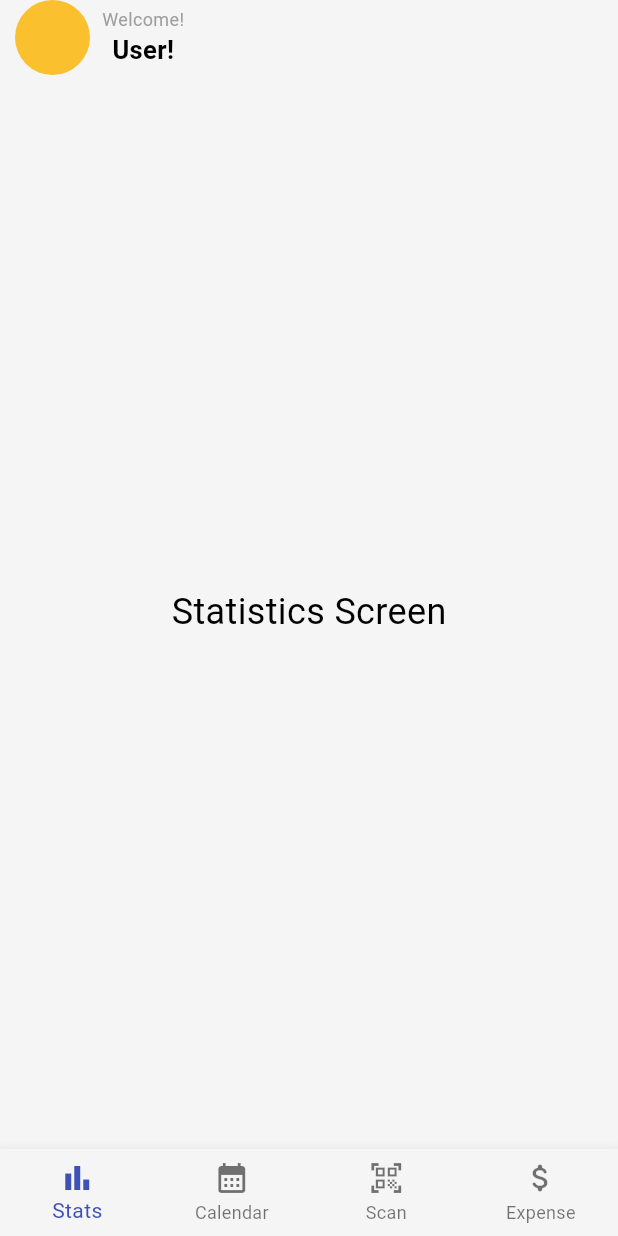
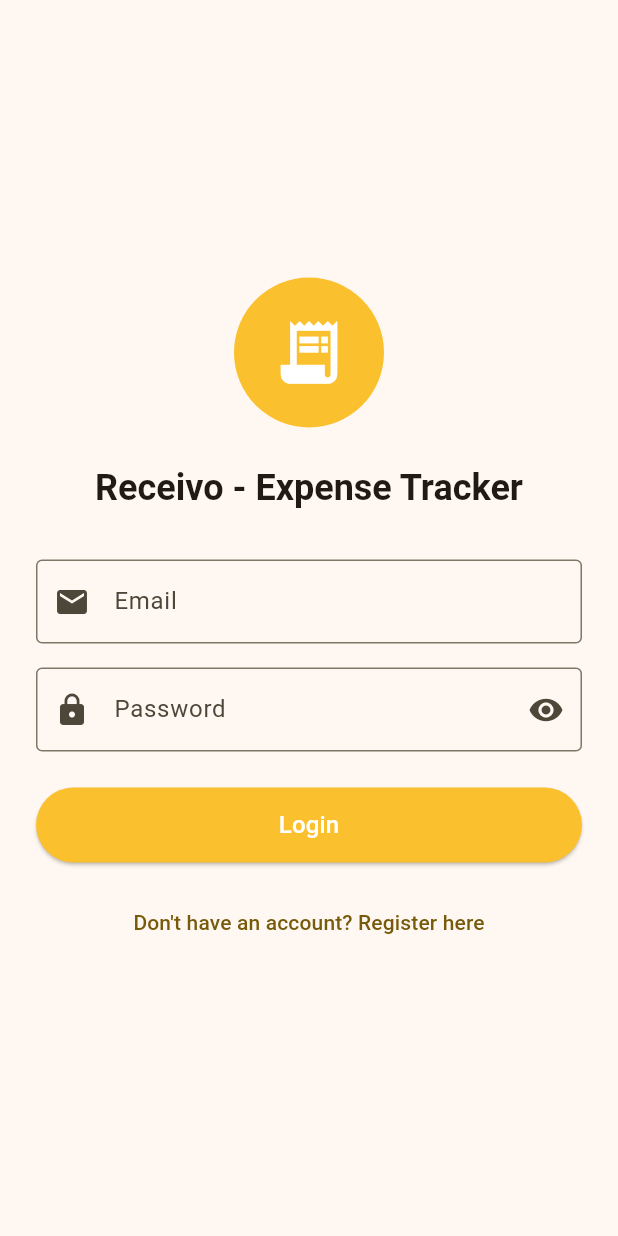
Before and after one commit to JCarlo04/Receivo-Project-Repository, a Flutter app: the screen it shows after launch, on a phone screen of 412 x 824 dp. Run offline on Flutter 3.47's test engine with Material 3 defaults, Android fonts, the phone set to English and light mode, and no system bars; our stand-ins replace cloud_firestore, firebase_auth, firebase_core, persistent_bottom_nav_bar_v2; accounts and stored records are empty.

```diff
--- a/lib/app_view.dart
+++ b/lib/app_view.dart
@@ -1,5 +1,5 @@
 import 'package:flutter/material.dart';
-import 'screens/home/views/homescreen.dart';
+import 'screens/home/homescreen.dart';
 
 class MyAppView extends StatelessWidget {
   const MyAppView({super.key});
--- /dev/null
+++ b/lib/auth_wrapper.dart
@@ -0,0 +1,33 @@
+import 'package:flutter/material.dart';
+import 'package:firebase_auth/firebase_auth.dart';
+import 'package:receivo_expense/screens/auth/login_screen.dart';
+import 'package:receivo_expense/screens/home/homescreen.dart';
+
+class AuthWrapper extends StatelessWidget {
+  const AuthWrapper({super.key});
+
+  @override
+  Widget build(BuildContext context) {
+    return StreamBuilder<User?>(
+      stream: FirebaseAuth.instance.authStateChanges(),
+      builder: (context, snapshot) {
+        // Show loading screen while checking authentication state
+        if (snapshot.connectionState == ConnectionState.waiting) {
+          return const Scaffold(
+            body: Center(
+              child: CircularProgressIndicator(),
+            ),
+          );
+        }
+
+        // If logged in, show HomeScreen
+        if (snapshot.hasData) {
+          return const HomeScreen();
+        }
+
+        // If not logged in, show LoginScreen
+        return const LoginScreen();
+      },
+    );
+  }
+}
--- a/lib/main.dart
+++ b/lib/main.dart
@@ -1,6 +1,31 @@
 import 'package:flutter/material.dart';
-import 'package:receivo_expense/app.dart';
+import 'package:firebase_core/firebase_core.dart';
+import 'package:receivo_expense/auth_wrapper.dart';
+import 'firebase_options.dart';
 
-void main() {
+void main() async {
+  WidgetsFlutterBinding.ensureInitialized();
+  await Firebase.initializeApp(
+    options: DefaultFirebaseOptions.currentPlatform,
+  );
   runApp(const MyApp());
 }
+
+class MyApp extends StatelessWidget {
+  const MyApp({super.key});
+
+  @override
+  Widget build(BuildContext context) {
+    return MaterialApp(
+      title: 'Receivo - Expense Tracker',
+      theme: ThemeData(
+        colorScheme: ColorScheme.fromSeed(
+          seedColor: Colors.yellow.shade700,
+        ),
+        useMaterial3: true,
+      ),
+      home: const AuthWrapper(),
+      debugShowCheckedModeBanner: false,
+    );
+  }
+}
--- /dev/null
+++ b/lib/screens/auth/login_screen.dart
@@ -0,0 +1,263 @@
+import 'package:flutter/material.dart';
+import 'package:firebase_auth/firebase_auth.dart';
+import 'package:cloud_firestore/cloud_firestore.dart';
+
+class LoginScreen extends StatefulWidget {
+  const LoginScreen({super.key});
+
+  @override
+  State<LoginScreen> createState() => _LoginScreenState();
+}
+
+class _LoginScreenState extends State<LoginScreen> {
+  final _formKey = GlobalKey<FormState>();
+  final _emailController = TextEditingController();
+  final _passwordController = TextEditingController();
+  final _nameController = TextEditingController();
+
+  bool _isLogin = true;
+  bool _isLoading = false;
+  bool _obscurePassword = true;
+
+  @override
+  void dispose() {
+    _emailController.dispose();
+    _passwordController.dispose();
+    _nameController.dispose();
+    super.dispose();
+  }
+
+  Future<void> _submitForm() async {
+    if (!_formKey.currentState!.validate()) return;
+
+    setState(() {
+      _isLoading = true;
+    });
+
+    try {
+      if (_isLogin) {
+        // Login
+        await FirebaseAuth.instance.signInWithEmailAndPassword(
+          email: _emailController.text.trim(),
+          password: _passwordController.text,
+        );
+      } else {
+        // Registration
+        final credential = await FirebaseAuth.instance.createUserWithEmailAndPassword(
+          email: _emailController.text.trim(),
+          password: _passwordController.text,
+        );
+
+        // Save additional user info to Firestore
+        await FirebaseFirestore.instance
+            .collection('users')
+            .doc(credential.user!.uid)
+            .set({
+          'name': _nameController.text.trim(),
+          'email': _emailController.text.trim(),
+          'createdAt': FieldValue.serverTimestamp(),
+        });
+
+        // Update display name
+        await credential.user!.updateDisplayName(_nameController.text.trim());
+      }
+    } on FirebaseAuthException catch (e) {
+      String message = 'An error occurred';
+
+      switch (e.code) {
+        case 'user-not-found':
+          message = 'No user found with this email.';
+          break;
+        case 'wrong-password':
+          message = 'Wrong password provided.';
+          break;
+        case 'email-already-in-use':
+          message = 'An account already exists with this email.';
+          break;
+        case 'weak-password':
+          message = 'The password provided is too weak.';
+          break;
+        case 'invalid-email':
+          message = 'The email address is not valid.';
+          break;
+        default:
+          message = e.message ?? 'An error occurred';
+      }
+
+      if (mounted) {
+        ScaffoldMessenger.of(context).showSnackBar(
+          SnackBar(
+            content: Text(message),
+            backgroundColor: Colors.red,
+          ),
+        );
+      }
+    } catch (e) {
+      if (mounted) {
+        ScaffoldMessenger.of(context).showSnackBar(
+          SnackBar(
+            content: Text('An error occurred: $e'),
+            backgroundColor: Colors.red,
+          ),
+        );
+      }
+    } finally {
+      if (mounted) {
+        setState(() {
+          _isLoading = false;
+        });
+      }
+    }
+  }
+
+  @override
+  Widget build(BuildContext context) {
+    return Scaffold(
+      body: SafeArea(
+        child: Center(
+          child: SingleChildScrollView(
+            padding: const EdgeInsets.all(24.0),
+            child: Form(
+              key: _formKey,
+              child: Column(
+                mainAxisAlignment: MainAxisAlignment.center,
+                children: [
+                  // App Logo/Title
+                  Container(
+                    width: 100,
+                    height: 100,
+                    decoration: BoxDecoration(
+                      shape: BoxShape.circle,
+                      color: Colors.yellow.shade700,
+                    ),
+                    child: const Icon(
+                      Icons.receipt_long,
+                      size: 50,
+                      color: Colors.white,
+                    ),
+                  ),
+                  const SizedBox(height: 24),
+                  Text(
+                    'Receivo - Expense Tracker',
+                    style: Theme.of(context).textTheme.headlineSmall?.copyWith(
+                      fontWeight: FontWeight.bold,
+                    ),
+                    textAlign: TextAlign.center,
+                  ),
+                  const SizedBox(height: 32),
+
+                  // Name field (only for registration)
+                  if (!_isLogin)
+                    Padding(
+                      padding: const EdgeInsets.only(bottom: 16),
+                      child: TextFormField(
+                        controller: _nameController,
+                        decoration: const InputDecoration(
+                          labelText: 'Full Name',
+                          prefixIcon: Icon(Icons.person),
+                          border: OutlineInputBorder(),
+                        ),
+                        validator: (value) {
+                          if (!_isLogin && (value == null || value.trim().isEmpty)) {
+                            return 'Please enter your name';
+                          }
+                          return null;
+                        },
+                      ),
+                    ),
+
+                  // Email field
+                  TextFormField(
+                    controller: _emailController,
+                    keyboardType: TextInputType.emailAddress,
+                    decoration: const InputDecoration(
+                      labelText: 'Email',
+                      prefixIcon: Icon(Icons.email),
+                      border: OutlineInputBorder(),
+                    ),
+                    validator: (value) {
+                      if (value == null || value.trim().isEmpty) {
+                        return 'Please enter your email';
+                      }
+                      if (!RegExp(r'^[\w-\.]+@([\w-]+\.)+[\w-]{2,4}$').hasMatch(value)) {
+                        return 'Please enter a valid email';
+                      }
+                      return null;
+                    },
+                  ),
+                  const SizedBox(height: 16),
+
+                  // Password field
+                  TextFormField(
+                    controller: _passwordController,
+                    obscureText: _obscurePassword,
+                    decoration: InputDecoration(
+                      labelText: 'Password',
+                      prefixIcon: const Icon(Icons.lock),
+                      suffixIcon: IconButton(
+                        icon: Icon(
+                          _obscurePassword ? Icons.visibility : Icons.visibility_off,
+                        ),
+                        onPressed: () {
+                          setState(() {
+                            _obscurePassword = !_obscurePassword;
+                          });
+                        },
+                      ),
+                      border: const OutlineInputBorder(),
+                    ),
+                    validator: (value) {
+                      if (value == null || value.isEmpty) {
+                        return 'Please enter your password';
+                      }
+                      if (!_isLogin && value.length < 6) {
+                        return 'Password must be at least 6 characters';
+                      }
+                      return null;
+                    },
+                  ),
+                  const SizedBox(height: 24),
+
+                  // Submit button
+                  SizedBox(
+                    width: double.infinity,
+                    height: 50,
+                    child: ElevatedButton(
+                      onPressed: _isLoading ? null : _submitForm,
+                      style: ElevatedButton.styleFrom(
+                        backgroundColor: Colors.yellow.shade700,
+                        foregroundColor: Colors.white,
+                      ),
+                      child: _isLoading
+                          ? const CircularProgressIndicator(color: Colors.white)
+                          : Text(
+                              _isLogin ? 'Login' : 'Register',
+                              style: const TextStyle(fontSize: 16),
+                            ),
+                    ),
+                  ),
+                  const SizedBox(height: 16),
+
+                  // Switch between login and register
+                  TextButton(
+                    onPressed: _isLoading ? null : () {
+                      setState(() {
+                        _isLogin = !_isLogin;
+                        _formKey.currentState?.reset();
+                      });
+                    },
+                    child: Text(
+                      _isLogin
+                          ? "Don't have an account? Register here"
+                          : "Already have an account? Login here",
+                    ),
+                  ),
+                ],
+              ),
+            ),
+          ),
+        ),
+      ),
+    );
+  }
+}
--- a/lib/screens/home/views/homescreen.dart
+++ /dev/null
@@ -1,117 +0,0 @@
-import 'package:flutter/material.dart';
-import 'package:receivo_expense/screens/home/views/mainscreen.dart';
-
-class HomeScreen extends StatefulWidget {
-  const HomeScreen({super.key});
-
-  @override
-  State<HomeScreen> createState() => _HomeScreenState();
-}
-
-class _HomeScreenState extends State<HomeScreen> {
-  int _currentIndex = 0;
-
-  final List<Widget> _screens = [
-    StatsScreen(),
-    CalendarScreen(),
-    ScanScreen(),
-    HistoryScreen(),
-  ];
-
-  @override
-  Widget build(BuildContext context) {
-    return Scaffold(
-      body: Column(
-        children: [
-          // mainscreen.dart will always show sa taas
-          const Mainscreen(),
-          // expanded calls the diff tabs
-          Expanded(
-            child: _screens[_currentIndex],
-          ),
-        ],
-      ),
-      bottomNavigationBar: BottomNavigationBar(
-        type: BottomNavigationBarType.fixed,
-        currentIndex: _currentIndex,
-        onTap: (index) {
-          setState(() {
-            _currentIndex = index;
-          });
-        },
-        items: const [
-          BottomNavigationBarItem(
-            icon: Icon(Icons.bar_chart),
-            label: "Stats",
-          ),
-          BottomNavigationBarItem(
-            icon: Icon(Icons.calendar_month),
-            label: "Calendar",
-          ),
-          BottomNavigationBarItem(
-            icon: Icon(Icons.qr_code_scanner),
-            label: "Scan",
-          ),
-          BottomNavigationBarItem(
-            icon: Icon(Icons.attach_money_rounded),
-            label: "Expense",
-          ),
-        ],
-      ),
-    );
-  }
-}
-
-// Your existing placeholder screens
-class StatsScreen extends StatelessWidget {
-  @override
-  Widget build(BuildContext context) {
-    return Center(
-      child: Column(
-        mainAxisAlignment: MainAxisAlignment.center,
-        children: [
-          Text(
-            "Statistics Screen",
-            style: TextStyle(fontSize: 24),
-          ),
-        ],
-      ),
-    );
-  }
-}
-
-class CalendarScreen extends StatelessWidget {
-  @override
-  Widget build(BuildContext context) {
-    return Center(
-      child: Text(
-        "Calendar Screen",
-        style: TextStyle(fontSize: 24),
-      ),
-    );
-  }
-}
-
-class ScanScreen extends StatelessWidget {
-  @override
-  Widget build(BuildContext context) {
-    return Center(
-      child: Text(
-        "Scan QR Screen",
-        style: TextStyle(fontSize: 24),
-      ),
-    );
-  }
-}
-
-class HistoryScreen extends StatelessWidget {
-  @override
-  Widget build(BuildContext context) {
-    return Center(
-      child: Text(
-        "Manually Add Expense",
-        style: TextStyle(fontSize: 24),
-      ),
-    );
-  }
-}
--- a/lib/screens/home/views/mainscreen.dart
+++ b/lib/screens/home/views/mainscreen.dart
@@ -1,13 +1,22 @@
+//temporary path fixing
+//always do this every session
+//$env:PATH += ";C:\Users\JC\AppData\Local\Pub\Cache\bin"
+//Test-Path "C:\Users\JC\AppData\Local\Pub\Cache\bin"
+
 import 'package:flutter/material.dart';
+import 'package:firebase_auth/firebase_auth.dart';
 
 class Mainscreen extends StatelessWidget {
   const Mainscreen({super.key});
 
   @override
   Widget build(BuildContext context) {
+    final user = FirebaseAuth.instance.currentUser;
+    final displayName = user?.displayName ?? 'User';
+
     return SafeArea(
       child: Padding(
-        padding: const EdgeInsets.symmetric(horizontal: 10.0),
+        padding: const EdgeInsets.symmetric(horizontal: 16.0, vertical: 30.0),
         child: Column(
           children: [
             Row(
@@ -19,26 +28,41 @@ class Mainscreen extends StatelessWidget {
                     shape: BoxShape.circle,
                     color: Colors.yellow.shade700,
                   ),
+                  child: Center(
+                    child: Text(
+                      displayName.isNotEmpty ? displayName[0].toUpperCase() : 'U',
+                      style: const TextStyle(
+                        color: Colors.white,
+                        fontSize: 20,
+                        fontWeight: FontWeight.bold,
+                      ),
+                    ),
+                  ),
                 ),
-                const SizedBox(width: 8.0,),
-                const Column(
+                const SizedBox(width: 12),
+                Column(
+                  crossAxisAlignment: CrossAxisAlignment.start,
                   children: [
-                    Text("Welcome!",
-                    style: TextStyle(
-                      fontSize: 12,
-                      color: Colors.grey,
+                    Text(
+                      "Hello, $displayName!",
+                      style: const TextStyle(
+                        fontSize: 16,
+                        fontWeight: FontWeight.w500,
+                      ),
                     ),
-                    ),
-                    Text("User!",
-                    style: TextStyle(
-                      fontSize: 17,
-                      fontWeight: FontWeight.bold,
-                    ),
+                    const Text(
+                      "Welcome back!",
+                      style: TextStyle(
+                        fontSize: 14,
+                        color: Colors.grey,
+                      ),
                     ),
                   ],
                 )
               ],
-            )
+            ),
+            const SizedBox(height: 20),
+            // to add more content
           ],
         ),
       ),
--- a/pubspec.yaml
+++ b/pubspec.yaml
@@ -9,6 +9,9 @@ environment:
 dependencies:
   flutter:
     sdk: flutter
+  firebase_core: ^2.32.0
+  firebase_auth: ^4.2.5
+  cloud_firestore: ^4.4.5
   cupertino_icons: ^1.0.2
   persistent_bottom_nav_bar_v2: ^6.1.0
 
```
Also changed, not shown: lib/screens/home/homescreen.dart (added, +146 -0 lines), firebase.json (added), lib/firebase_options.dart (added), pubspec.lock, 6 other files.
